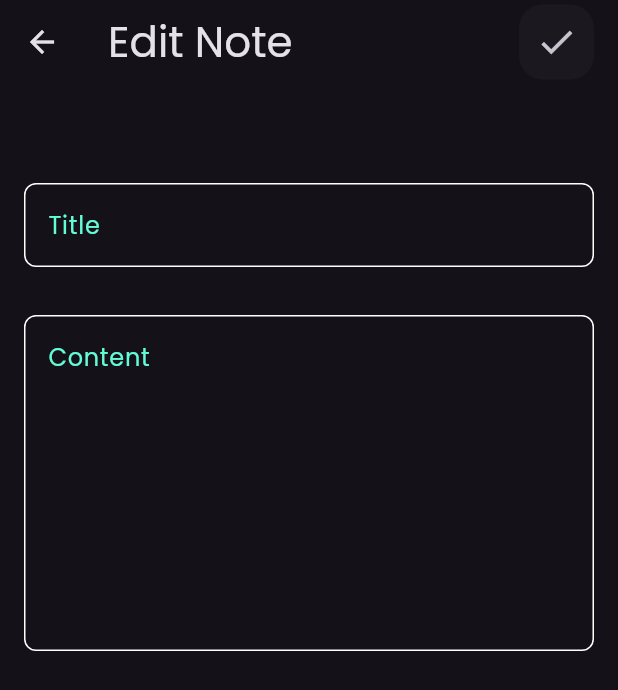
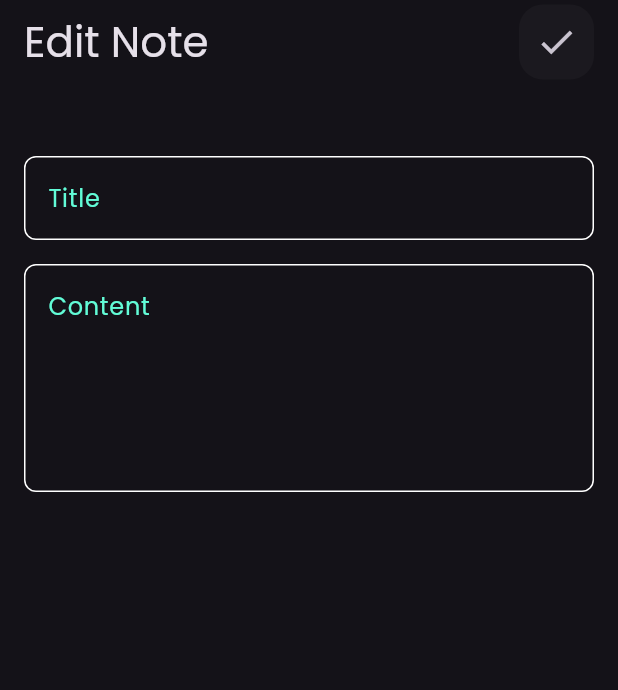
Before and after one commit to mosayed40/My-Projects, a Flutter app: the screen it shows after launch, after a tap on "Flutter tips", on a phone screen of 412 x 824 dp. Shown: the top 690 px of the screen. Run offline on Flutter 3.47's test engine with Material 3 defaults, Android fonts, the phone set to English and light mode, and no system bars; our stand-ins replace audioplayers, cached_network_image, cloud_firestore, dio, firebase_auth, firebase_core and 6 more; accounts and stored records are empty.

Commit message:
edit note view ui done

```diff
--- a/notes/lib/views/edit_note_view.dart
+++ b/notes/lib/views/edit_note_view.dart
@@ -1,5 +1,5 @@
 import 'package:flutter/material.dart';
-import 'package:notes/views/widgets/custom_search_icon.dart';
+import 'package:notes/views/widgets/custom_appbar_icon.dart';
 import 'package:notes/views/widgets/edit_note_view_body.dart';
 
 class EditNoteView extends StatelessWidget {
@@ -9,10 +9,11 @@ class EditNoteView extends StatelessWidget {
   Widget build(BuildContext context) {
     return Scaffold(
       appBar: AppBar(
+        automaticallyImplyLeading: false,
         title: const Text('Edit Note', style: TextStyle(fontSize: 28)),
         actions: [CustomSearchIcon(icon: Icons.check, onPressed: () {})],
       ),
-      body: EditNoteViewBody(),
+      body: const EditNoteViewBody(),
     );
   }
 }
--- a/notes/lib/views/notes_view.dart
+++ b/notes/lib/views/notes_view.dart
@@ -1,7 +1,7 @@
 import 'package:flutter/material.dart';
 import 'package:notes/constants.dart';
 import 'package:notes/views/widgets/add_note_bottom_sheet.dart';
-import 'package:notes/views/widgets/custom_search_icon.dart';
+import 'package:notes/views/widgets/custom_appbar_icon.dart';
 import 'package:notes/views/widgets/notes_view_body.dart';
 
 class NotesView extends StatelessWidget {
--- a/notes/lib/views/widgets/add_note_bottom_sheet.dart
+++ b/notes/lib/views/widgets/add_note_bottom_sheet.dart
@@ -7,15 +7,22 @@ class AddNoteBottomSheet extends StatelessWidget {
 
   @override
   Widget build(BuildContext context) {
+    TextEditingController titleContriller = .new();
+    TextEditingController contentContriller = .new();
+
     return Padding(
       padding: const EdgeInsets.all(16.0),
       child: SingleChildScrollView(
         child: Column(
           children: [
             const SizedBox(height: 32),
-            const CustomTextField(hintText: 'Title'),
+            CustomTextField(hintText: 'Title', controller: titleContriller),
             const SizedBox(height: 16),
-            const CustomTextField(hintText: 'Content', maxLines: 5),
+            CustomTextField(
+              hintText: 'Content',
+              maxLines: 5,
+              controller: contentContriller,
+            ),
             const SizedBox(height: 64),
             CustomButton(onTap: () {}, text: 'Add'),
           ],
--- a/notes/lib/views/widgets/custom_button.dart
+++ b/notes/lib/views/widgets/custom_button.dart
@@ -20,7 +20,7 @@ class CustomButton extends StatelessWidget {
         child: Center(
           child: Text(
             text,
-            style: TextStyle(
+            style: const TextStyle(
               color: Colors.black,
               fontSize: 22,
               fontWeight: FontWeight.bold,
--- a/notes/lib/views/widgets/custom_note_item.dart
+++ b/notes/lib/views/widgets/custom_note_item.dart
@@ -16,8 +16,8 @@ class CustomNoteItem extends StatelessWidget {
       },
       child: Container(
         width: double.infinity,
-        margin: EdgeInsets.only(bottom: 10),
-        padding: EdgeInsets.symmetric(horizontal: 24, vertical: 24),
+        margin: const EdgeInsets.only(bottom: 10),
+        padding: const EdgeInsets.symmetric(horizontal: 24, vertical: 24),
         decoration: BoxDecoration(
           borderRadius: BorderRadius.circular(12),
           color: const Color(0xFFFFCE7F),
@@ -26,12 +26,11 @@ class CustomNoteItem extends StatelessWidget {
           crossAxisAlignment: CrossAxisAlignment.end,
           children: [
             ListTile(
-              contentPadding: EdgeInsets.all(0),
+              contentPadding: const EdgeInsets.all(0),
               title: Text(
                 'Flutter tips',
                 style: const TextStyle(color: Colors.black, fontSize: 28),
               ),
-
               subtitle: Padding(
                 padding: const EdgeInsets.symmetric(vertical: 16.0),
                 child: Text(
@@ -44,14 +43,13 @@ class CustomNoteItem extends StatelessWidget {
               ),
               trailing: IconButton(
                 onPressed: () {},
-                icon: Icon(
+                icon: const Icon(
                   FontAwesomeIcons.trash,
                   color: Colors.black,
                   size: 24,
                 ),
               ),
             ),
-
             Text(
               'May 21,2022',
               style: TextStyle(
--- a/notes/lib/views/widgets/custom_text_field.dart
+++ b/notes/lib/views/widgets/custom_text_field.dart
@@ -2,15 +2,22 @@ import 'package:flutter/material.dart';
 import 'package:notes/constants.dart';
 
 class CustomTextField extends StatelessWidget {
-  const CustomTextField({super.key, required this.hintText, this.maxLines = 1});
+  const CustomTextField({
+    super.key,
+    required this.hintText,
+    this.maxLines = 1,
+    required this.controller,
+  });
   final String hintText;
   final int maxLines;
+  final TextEditingController controller;
 
   @override
   Widget build(BuildContext context) {
     return TextField(
+      controller: controller,
+      maxLines: maxLines,
       cursorColor: kPrimaryColor,
-      maxLines: maxLines,
       decoration: InputDecoration(
         hintText: hintText,
         hintStyle: TextStyle(color: kPrimaryColor),
--- a/notes/lib/views/widgets/edit_note_view_body.dart
+++ b/notes/lib/views/widgets/edit_note_view_body.dart
@@ -6,14 +6,20 @@ class EditNoteViewBody extends StatelessWidget {
 
   @override
   Widget build(BuildContext context) {
+    TextEditingController editTitleContriller = .new();
+    TextEditingController editContentContriller = .new();
     return Padding(
       padding: const EdgeInsets.all(16.0),
       child: Column(
         children: [
-          SizedBox(height: 50),
-          const CustomTextField(hintText: 'Title'),
-          const SizedBox(height: 32),
-          const CustomTextField(hintText: 'Content', maxLines: 8),
+          SizedBox(height: 32),
+          CustomTextField(hintText: 'Title', controller: editTitleContriller),
+          const SizedBox(height: 16),
+          CustomTextField(
+            hintText: 'Content',
+            maxLines: 5,
+            controller: editContentContriller,
+          ),
         ],
       ),
     );
--- a/notes/lib/views/widgets/notes_view_body.dart
+++ b/notes/lib/views/widgets/notes_view_body.dart
@@ -11,7 +11,7 @@ class NotesViewBody extends StatelessWidget {
       child: ListView.builder(
         itemCount: 5,
         itemBuilder: (context, index) {
-          return CustomNoteItem();
+          return const CustomNoteItem();
         },
       ),
     );
```
Also changed, not shown: notes/lib/views/widgets/custom_appbar_icon.dart (renamed from notes/lib/views/widgets/custom_search_icon.dart).
